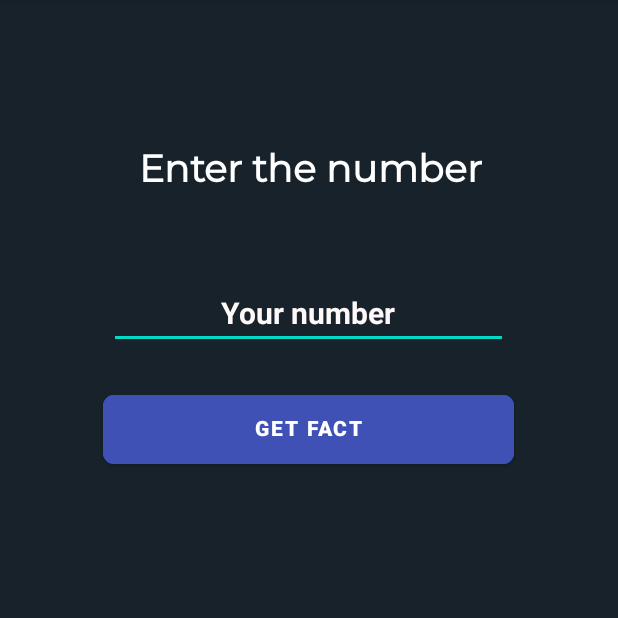
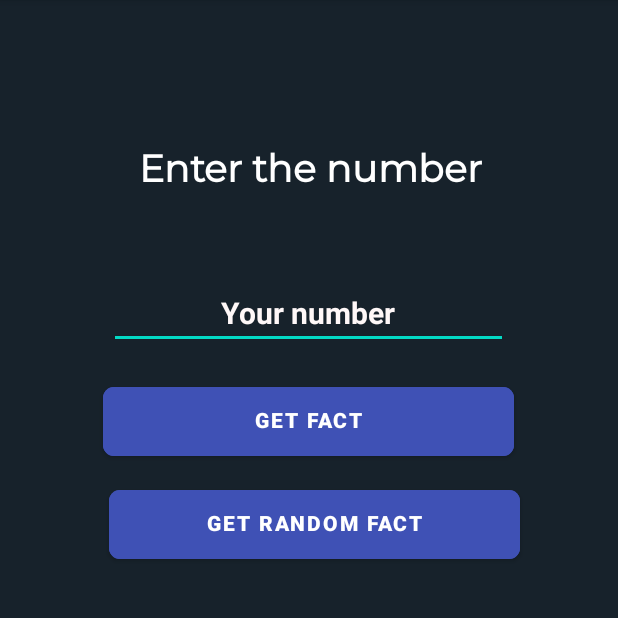
Before and after one commit to mishura235/Interest-facts-about-numbers, an Android app: the screen it shows after launch (MainActivity), on a phone screen of 412 x 824 dp, the part 84-702 px from its top. Run offline under Robolectric (Android 15) with nearby library versions, the light colour scheme and no system bars; libraries missing offline, so code that uses them is left out: org.jetbrains.anko.

Commit message:
Added Random fact

```diff
--- a/app/src/main/java/com/example/numbersfact/MainActivity.kt
+++ b/app/src/main/java/com/example/numbersfact/MainActivity.kt
@@ -17,7 +17,7 @@ class MainActivity : AppCompatActivity() {
     private var User_Num:EditText? = null
     private var Get_Fact:Button? = null
     private var Fact:TextView? = null
-
+    lateinit var Get_Random:Button
 
 
     @SuppressLint("SetTextI18n")
@@ -27,6 +27,7 @@ class MainActivity : AppCompatActivity() {
         User_Num = findViewById(R.id.user_num)
         Get_Fact = findViewById(R.id.get_fact)
         Fact = findViewById(R.id.Fact)
+        Get_Random = findViewById(R.id.get_fact2)
 
         Get_Fact?.setOnClickListener{
             if(User_Num?.text?.toString()?.trim()?.equals("")!!)
@@ -46,5 +47,23 @@ class MainActivity : AppCompatActivity() {
                 }
             }
         }
+        Get_Random.setOnClickListener{
+
+            val num = (1..100).random()
+            val url = "http://numbersapi.com/$num?json"
+
+            doAsync {
+                val apiResponse = URL(url).readText()
+
+
+                val FactAboutNum = JSONObject(apiResponse).getString("text")
+
+                Fact?.text = "Fact: $FactAboutNum"
+
+                }
+            }
+        }
+
+
+
     }
-}
--- a/app/src/main/res/layout/activity_main.xml
+++ b/app/src/main/res/layout/activity_main.xml
@@ -7,6 +7,35 @@
     android:background="#17222B"
     android:clipToPadding="true"
     tools:context=".MainActivity">
+
+    <Button
+        android:id="@+id/get_fact2"
+        android:layout_width="274dp"
+        android:layout_height="58dp"
+
+
+        android:layout_marginTop="10dp"
+        android:backgroundTint="#3F51B5"
+        android:drawablePadding="5dp"
+        android:includeFontPadding="false"
+        android:padding="5dp"
+        android:paddingStart="5dp"
+        android:paddingLeft="5dp"
+        android:paddingTop="5dp"
+        android:paddingEnd="5dp"
+        android:paddingRight="5dp"
+        android:paddingBottom="5dp"
+        android:text="Get random fact"
+        android:textColor="#FFFFFF"
+        android:textStyle="bold"
+        app:cornerRadius="7dp"
+        app:iconPadding="5dp"
+        app:layout_constraintBottom_toBottomOf="parent"
+        app:layout_constraintEnd_toEndOf="parent"
+        app:layout_constraintHorizontal_bias="0.525"
+        app:layout_constraintStart_toStartOf="parent"
+        app:layout_constraintTop_toBottomOf="@+id/get_fact"
+        app:layout_constraintVertical_bias="0.002" />
 
     <EditText
         android:id="@+id/user_num"
@@ -36,10 +65,6 @@
         android:id="@+id/Fact"
         android:layout_width="263dp"
         android:layout_height="211dp"
-        android:layout_marginStart="109dp"
-        android:layout_marginTop="100dp"
-        android:layout_marginEnd="113dp"
-        android:layout_marginBottom="431dp"
         android:fontFamily="@font/montserrat"
         android:text=""
         android:textColor="#FFFFFF"
@@ -48,10 +73,10 @@
         android:textStyle="bold"
         app:layout_constraintBottom_toBottomOf="parent"
         app:layout_constraintEnd_toEndOf="parent"
-        app:layout_constraintHorizontal_bias="0.513"
+        app:layout_constraintHorizontal_bias="0.486"
         app:layout_constraintStart_toStartOf="parent"
-        app:layout_constraintTop_toBottomOf="@+id/user_num"
-        app:layout_constraintVertical_bias="0.0" />
+        app:layout_constraintTop_toTopOf="parent"
+        app:layout_constraintVertical_bias="0.757" />
 
     <TextView
         android:id="@+id/text"
@@ -77,9 +102,8 @@
         android:layout_width="274dp"
         android:layout_height="58dp"
         android:layout_marginStart="112dp"
-        android:layout_marginTop="20dp"
+        android:layout_marginTop="10dp"
         android:layout_marginEnd="113dp"
-        android:layout_marginBottom="11dp"
 
 
         android:backgroundTint="#3F51B5"
@@ -97,10 +121,10 @@
         android:textStyle="bold"
         app:cornerRadius="7dp"
         app:iconPadding="5dp"
-        app:layout_constraintBottom_toTopOf="@+id/Fact"
+        app:layout_constraintBottom_toBottomOf="parent"
         app:layout_constraintEnd_toEndOf="parent"
         app:layout_constraintStart_toStartOf="parent"
         app:layout_constraintTop_toBottomOf="@+id/user_num"
-        app:layout_constraintVertical_bias="0.416" />
+        app:layout_constraintVertical_bias="0.02" />
 
 </androidx.constraintlayout.widget.ConstraintLayout>
```
